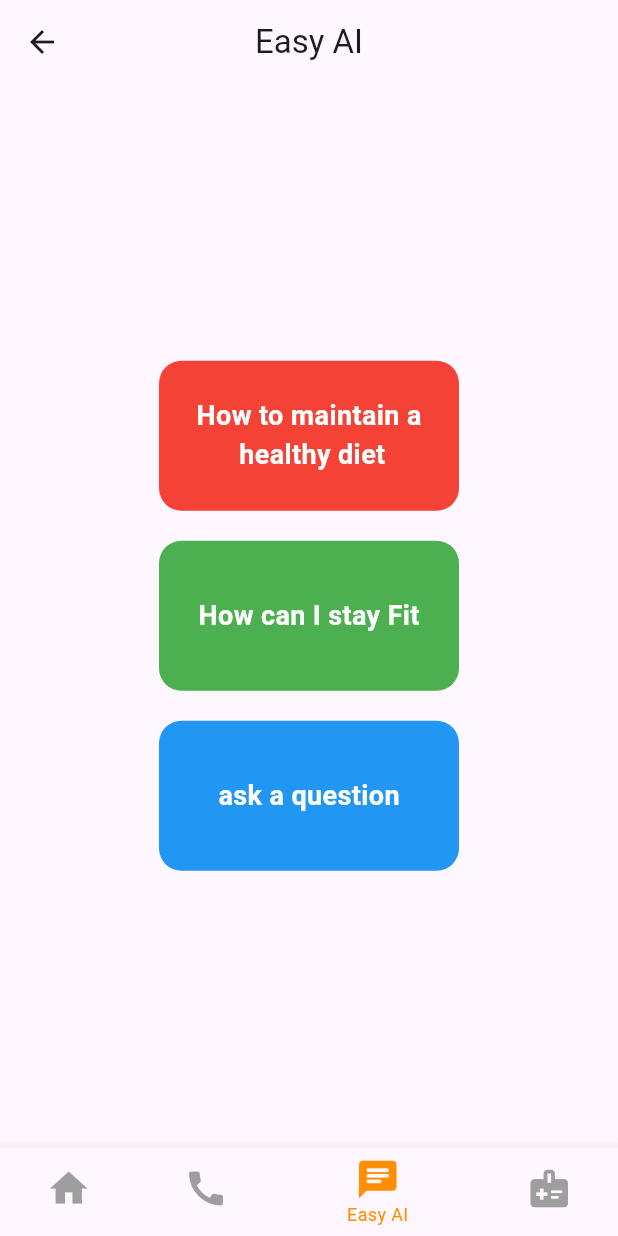
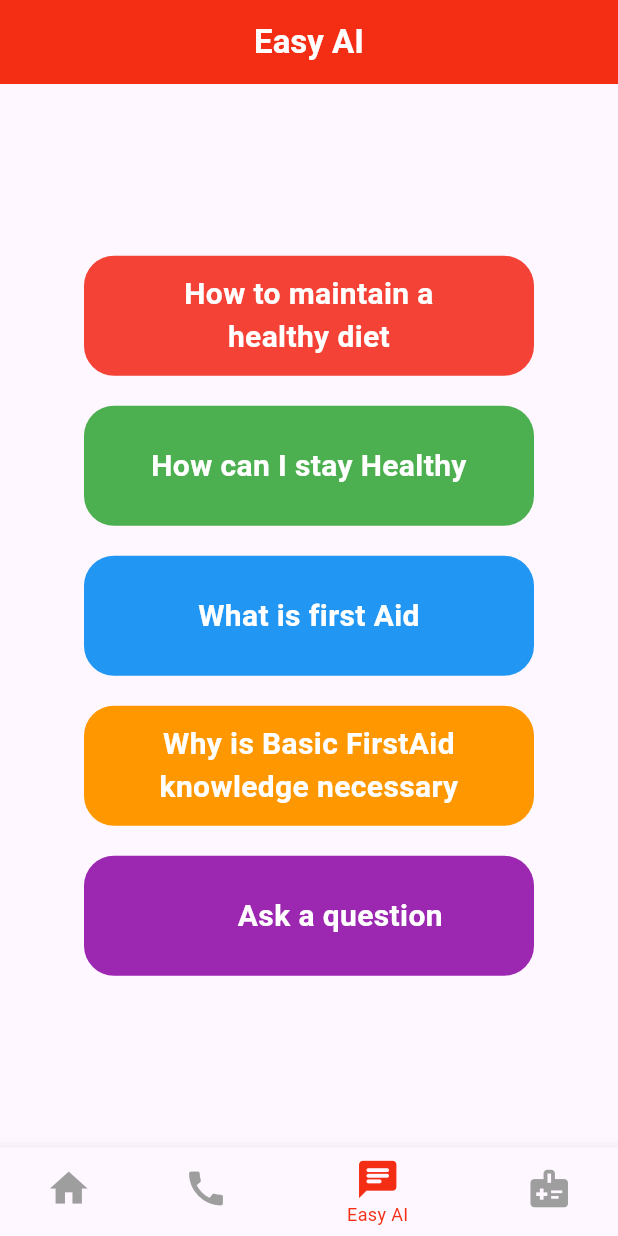
Before and after one commit to Alpha-Bravo-Draco/Easy-First-Aid, a Flutter app: the GeminiApp screen opened by its route, on a phone screen of 412 x 824 dp. Run offline on Flutter 3.47's test engine with Material 3 defaults, Android fonts, the phone set to English and light mode, and no system bars; drawn by our look-alikes of showcaseview; our stand-ins replace dash_chat_2, firebase_auth, firebase_core, flutter_gemini, get, permission_handler and 2 more; accounts and stored records are empty; network calls fail.

```diff
--- a/lib/components/bottomnavbar.dart
+++ b/lib/components/bottomnavbar.dart
@@ -45,7 +45,7 @@ class _BottomNavBarState extends State<BottomNavBar> {
         ),
       ],
       currentIndex: widget.currentIndex,
-      selectedItemColor: Colors.amber[800],
+      selectedItemColor: Color.fromARGB(255, 244, 46, 20),
       unselectedItemColor: Colors.grey,
       iconSize: 30.0, // Adjust icon size
       selectedFontSize: 12.0, // Adjust label font size
--- /dev/null
+++ b/lib/controllers/geminiController.dart
@@ -0,0 +1,89 @@
+import 'package:flutter_gemini/flutter_gemini.dart'; // Import Gemini SDK for AI interactions.
+import 'package:get/get.dart'; // Import GetX package for state management.
+import 'package:dash_chat_2/dash_chat_2.dart'; // Import DashChat package for chat functionality.
+
+class GeminiChatController extends GetxController {
+  final Gemini gemini = Gemini.instance; // Create an instance of the Gemini AI.
+  var messages = <ChatMessage>[].obs; // Observable list of chat messages.
+
+  ChatUser currentUser = ChatUser(
+      id: '0', firstName: 'noman', lastName: 'butt'); // Current user details.
+  ChatUser geminiUser = ChatUser(
+      id: '1', firstName: 'Easy', lastName: 'AI'); // Gemini AI user details.
+
+  // List of health-related keywords for filtering valid questions.
+  final List<String> healthKeywords = [
+    // General Health
+    "health", "wellness", "fitness", "nutrition", "diet", "hygiene", "exercise",
+    "mental health", "stress", "hydration", "vitamins", "immunity",
+    // First Aid
+    "first aid", "CPR", "resuscitation", "breathing", "emergency", "wound care",
+    "triage", "survival", "life support",
+    // Injuries and Wounds
+    "injury", "wound", "bleeding", "fracture", "sprain", "strain", "bruise",
+    "burn", "cut", "laceration", "puncture", "broken bone", "dislocation",
+    "abrasion",
+    // Medical Conditions
+    "asthma", "allergy", "anaphylaxis", "diabetes", "hypertension", "stroke",
+    "heart attack", "seizure", "shock", "unconscious", "fainting", "choking",
+    "concussion", "hypothermia", "heatstroke", "dehydration", "hyperthermia",
+    "poisoning", "overdose", "infection",
+    // Specific Body Parts
+    "head injury", "eye injury", "back injury", "chest pain", "abdominal pain",
+    "leg injury", "arm injury", "foot injury", "hand injury",
+    // Treatment Methods
+    "bandage", "splint", "tourniquet", "ice pack", "defibrillator",
+    "pain relief", "antiseptic", "dressing", "compress", "stitches", "ointment",
+    "splinting", "immobilization", "gauze", "disinfectant",
+    // Common Illnesses
+    "fever", "cold", "flu", "cough", "headache", "stomach ache", "dizziness",
+    "nausea", "vomiting", "diarrhea", "ear infection", "sore throat",
+    // Respiratory Issues
+    "shortness of breath", "asthma attack", "breathing difficulties",
+    "hyperventilation", "airway obstruction", "respiratory distress",
+    // Cardiac Emergencies
+    "cardiac arrest", "heart failure", "arrhythmia", "palpitations",
+    "chest compression", "defibrillation", "angina", "coronary artery disease",
+    // Other Emergencies
+    "drowning", "electric shock", "chemical burn", "toxic exposure", "bite",
+    "sting", "snakebite", "spider bite", "allergic reaction", "food poisoning"
+  ];
+
+  // Method to check if a question is health-related.
+  bool isHealthRelated(String question) {
+    return healthKeywords.any(
+        (keyword) => question.toLowerCase().contains(keyword.toLowerCase()));
+  }
+
+  // Method to handle sending messages.
+  void sendMessage(ChatMessage chatMessage) {
+    messages.insert(0, chatMessage); // Add the user's message to the chat.
+    String question = chatMessage.text;
+
+    // Check if the message is related to health or first aid.
+    if (isHealthRelated(question)) {
+      // If valid, use Gemini to generate AI content for the question.
+      gemini.streamGenerateContent(question).listen((event) {
+        String response = event.content?.parts?.fold(
+                " ", (previous, current) => '$previous ${current.text}') ??
+            " "; // Process the AI's response.
+
+        addGeminiMessage(response); // Add the AI's response to the chat.
+      });
+    } else {
+      // If the message is not health-related, send a warning message.
+      addGeminiMessage(
+          "Please ask only health or first-aid-related questions. Thanks!");
+    }
+  }
+
+  // Method to add Gemini AI's response to the chat.
+  void addGeminiMessage(String response) {
+    ChatMessage message = ChatMessage(
+      user: geminiUser, // Message is from the AI.
+      createdAt: DateTime.now(), // Current timestamp.
+      text: response, // AI's response text.
+    );
+    messages.insert(0, message); // Add the AI's message to the chat.
+  }
+}
--- a/lib/screens/ai_Assistant.dart
+++ b/lib/screens/ai_Assistant.dart
@@ -1,9 +1,8 @@
-import 'package:dash_chat_2/dash_chat_2.dart';
-import 'package:easy_first_aid/components/bottomnavbar.dart';
-import 'package:flutter/material.dart';
-import 'package:flutter_gemini/flutter_gemini.dart';
-import 'package:shared_preferences/shared_preferences.dart';
-import 'package:showcaseview/showcaseview.dart';
+import 'package:dash_chat_2/dash_chat_2.dart'; // Import for chat UI.
+import 'package:easy_first_aid/components/bottomnavbar.dart'; // Import for custom bottom navigation bar.
+import 'package:easy_first_aid/controllers/geminiController.dart'; // Import for chat controller.
+import 'package:flutter/material.dart'; // Flutter material design components.
+import 'package:get/get.dart'; // GetX for state management.
 
 class GeminiApp extends StatefulWidget {
   const GeminiApp({super.key});
@@ -13,187 +12,170 @@ class GeminiApp extends StatefulWidget {
 }
 
 class _GeminiAppState extends State<GeminiApp> {
-  int _selectedIndex = 2;
-  bool _showChatUI = false; // State to track whether chat UI should appear
-  final GlobalKey _aiKey = GlobalKey();
+  final GeminiChatController chatController =
+      Get.put(GeminiChatController()); // Initialize chat controller.
+  int _selectedIndex = 2; // Initial selected index for the bottom navigation.
+  bool _showChatUI =
+      false; // To toggle between chat UI and animated containers.
 
-  @override
-  void initState() {
-    super.initState();
-    _initializeFunction();
+  // Method to handle tapping on the bottom navigation bar items.
+  void _onItemTapped(int index) {
+    setState(() {
+      _selectedIndex = index; // Update selected index when a tab is clicked.
+    });
   }
 
-  Future<void> _initializeFunction() async {
-    print("Initializing the app...");
-    await _checkFirstTimeUser();
-  }
+  // Method to show a confirmation dialog before deleting the chat.
+  Future<void> _showDeleteConfirmationDialog() async {
+    bool? confirmed = await showDialog<bool>(
+      context: context,
+      builder: (context) => AlertDialog(
+        title: const Text('Delete Chat'),
+        content: const Text('Are you sure you want to delete the chat?'),
+        actions: [
+          TextButton(
+            onPressed: () =>
+                Navigator.of(context).pop(false), // User pressed 'No'.
+            child: const Text('No'),
+          ),
+          TextButton(
+            onPressed: () =>
+                Navigator.of(context).pop(true), // User pressed 'Yes'.
+            child: const Text('Yes'),
+          ),
+        ],
+      ),
+    );
 
-  Future<void> _checkFirstTimeUser() async {
-    print("Checking if user is a first-time user...");
-
-    SharedPreferences prefs = await SharedPreferences.getInstance();
-    bool? isFirstTime = prefs.getBool('isFirstTimeShowcase');
-
-    // Null safety: If the value is not present, assume it's the first time
-    if (isFirstTime == null || isFirstTime == true) {
-      print("First time user. Showing showcase...");
-
-      WidgetsBinding.instance.addPostFrameCallback((_) {
-        Future.delayed(const Duration(seconds: 1), () {
-          if (mounted) {
-            ShowCaseWidget.of(context).startShowCase([_aiKey]);
-          }
-        });
-      });
-
-      // Ensure `SharedPreferences` is updated correctly
-      await prefs.setBool('isFirstTimeShowcase', false);
-      print("SharedPreferences updated: First time flag set to false.");
-    } else {
-      print("User has already seen the showcase.");
+    if (confirmed == true) {
+      _clearChat(); // If user confirms, clear the chat.
     }
   }
 
-  void _onItemTapped(int index) {
+  // Method to clear the chat and reset the UI to show animated containers.
+  void _clearChat() {
+    chatController.messages.clear(); // Clear all chat messages.
     setState(() {
-      _selectedIndex = index;
+      _showChatUI = false; // Show the animated containers again.
     });
   }
 
-  final Gemini gemini = Gemini.instance;
-  List<ChatMessage> messages = [];
-
-  ChatUser currentUser =
-      ChatUser(id: '0', firstName: 'noman', lastName: 'butt');
-  ChatUser geminiUser = ChatUser(id: '1', firstName: 'Easy', lastName: 'AI');
-
   @override
   Widget build(BuildContext context) {
-    print("App is building...");
     return Scaffold(
       appBar: AppBar(
-        title: const Text('Easy AI'),
-        centerTitle: true,
+        backgroundColor:
+            Color.fromARGB(255, 244, 46, 20), // AppBar background color.
+        automaticallyImplyLeading: false, // Disable back arrow in the app bar.
+        title: const Text(
+          'Easy AI', // Title text of the app.
+          style: TextStyle(color: Colors.white, fontWeight: FontWeight.bold),
         ),
-      body: _showChatUI || messages.isNotEmpty
-          ? _buildChatUI()
-          : _buildAnimatedContainers(),
+        centerTitle: true, // Center the title.
+        actions: [
+          if (chatController.messages
+              .isNotEmpty) // Show delete button only if there are messages.
+            IconButton(
+              icon: const Icon(
+                Icons.delete,
+                color: Colors.white, // Delete button color.
+              ),
+              onPressed:
+                  _showDeleteConfirmationDialog, // Trigger confirmation dialog on delete button press.
+            ),
+        ],
+      ),
+      // Use Obx to listen to changes in the chat messages or UI visibility.
+      body: Obx(() => _showChatUI || chatController.messages.isNotEmpty
+          ? _buildChatUI() // Show chat UI if there are messages or the chat UI is enabled.
+          : _buildAnimatedContainers()), // Show animated containers if there are no messages.
       bottomNavigationBar: BottomNavBar(
-        currentIndex: _selectedIndex,
-        onTap: _onItemTapped,
+        currentIndex:
+            _selectedIndex, // Pass the current index to the custom bottom navigation bar.
+        onTap: _onItemTapped, // Handle navigation bar item taps.
       ),
     );
   }
 
+  // Method to build animated containers as the default UI.
   Widget _buildAnimatedContainers() {
-    return Showcase(
-      description: "Click on any button to chat with Easy AI",
-      key: _aiKey,
-      child: Center(
+    return Center(
       child: Column(
         mainAxisAlignment: MainAxisAlignment.center,
         children: [
+          _buildAnimatedContainer(Colors.red,
+              "How to maintain a\nhealthy diet"), // First container.
+          const SizedBox(height: 20), // Space between containers.
           _buildAnimatedContainer(
-                Colors.red, "How to maintain a\n      healthy diet"),
-            SizedBox(height: 20),
-            _buildAnimatedContainer(Colors.green, "How can I stay Fit"),
-            SizedBox(height: 20),
-            _buildAnimatedContainer(Colors.blue, "ask a question"),
+              Colors.green, "How can I stay Healthy"), // Second container.
+          const SizedBox(height: 20),
+          _buildAnimatedContainer(
+              Colors.blue, "What is first Aid"), // Third container.
+          const SizedBox(height: 20),
+          _buildAnimatedContainer(Colors.orange,
+              "Why is Basic FirstAid knowledge necessary "), // Fourth container.
+          const SizedBox(height: 20),
+          GestureDetector(
+            onTap: () => setState(() {
+              _showChatUI =
+                  true; // Show the chat UI when "Ask a question" is tapped.
+            }),
+            child: _buildAnimatedContainer(
+                Colors.purple, "        Ask a question"), // Fifth container.
+          ),
         ],
-        ),
       ),
     );
   }
 
+  // Helper method to build individual animated containers with different colors and text.
   Widget _buildAnimatedContainer(Color color, String text) {
     return GestureDetector(
       onTap: () {
-        _sendMessageFromContainer(
-            text); // Send the container's text as a message
+        if (text != "        Ask a question") {
+          chatController.sendMessage(ChatMessage(
+              user: chatController.currentUser,
+              text: text,
+              createdAt:
+                  DateTime.now())); // Send the container text as a message.
+        } else {
           setState(() {
-          _showChatUI = true; // Show chat UI when container is tapped
+            _showChatUI = true; // Show the chat UI for input.
           });
+        }
       },
       child: AnimatedContainer(
-        duration: Duration(seconds: 2),
-        curve: Curves.easeInOut,
-        height: 100,
-        width: 200,
+        duration: const Duration(seconds: 2), // Animation duration.
+        height: 80, // Container height.
+        width: 300, // Container width.
         decoration: BoxDecoration(
-          color: color,
-          borderRadius: BorderRadius.circular(15),
+          color: color, // Container background color.
+          borderRadius: BorderRadius.circular(20), // Rounded corners.
         ),
         child: Center(
-          child: Text(
-            text,
-            style: TextStyle(
-              fontSize: 18,
+          child: Padding(
+            padding: const EdgeInsets.all(8.0),
+            child: Text(text, // Display the provided text inside the container.
+                style: const TextStyle(
                   color: Colors.white,
+                  fontSize: 20,
                   fontWeight: FontWeight.bold,
                 ),
+                textAlign: TextAlign.center),
           ),
         ),
       ),
     );
   }
 
+  // Method to build the chat UI with DashChat.
   Widget _buildChatUI() {
     return DashChat(
-      currentUser: currentUser,
-      onSend: _sendMessage,
-      messages: messages,
+      currentUser:
+          chatController.currentUser, // Set the current user for the chat.
+      onSend: chatController.sendMessage, // Handle sending messages.
+      messages:
+          chatController.messages, // Pass the observable chat messages list.
     );
   }
-
-  // Method to send a message when the container is clicked
-  void _sendMessageFromContainer(String text) {
-    if (text.toLowerCase() == 'ask a question') {
-      // Do nothing if the text is 'Ask a question'
-      return;
 }
-
-    // Otherwise, proceed to send the message
-    ChatMessage chatMessage = ChatMessage(
-      user: currentUser,
-      text: text,
-      createdAt: DateTime.now(),
-    );
-
-    _sendMessage(chatMessage);
-  }
-
-  // Method to handle message sending to the AI
-  void _sendMessage(ChatMessage chatMessage) {
-    setState(() {
-      messages = [chatMessage, ...messages];
-    });
-
-    try {
-      String question = chatMessage.text;
-      gemini.streamGenerateContent(question).listen((event) {
-        ChatMessage? lastMessage = messages.firstOrNull;
-        if (lastMessage != null && lastMessage.user == geminiUser) {
-          lastMessage = messages.removeAt(0);
-          String response = event.content?.parts?.fold(
-                  " ", (previous, current) => '$previous ${current.text}') ??
-              " ";
-          lastMessage.text += response;
-          setState(() {
-            messages = [lastMessage!, ...messages];
-          });
-        } else {
-          String response = event.content?.parts?.fold(
-                  " ", (previous, current) => '$previous ${current.text}') ??
-              " ";
-          ChatMessage message = ChatMessage(
-              user: geminiUser, createdAt: DateTime.now(), text: response);
-          setState(() {
-            messages = [message, ...messages];
-          });
-        }
-      });
-    } catch (e) {
-      print("Error-------------------${e.toString()}");
-    }
-  }
-}
--- a/lib/screens/homescreen.dart
+++ b/lib/screens/homescreen.dart
@@ -388,7 +388,7 @@ class _ImagesState extends State<Images> {
     if (isFirstTime) {
       // If it's the first time, start the showcase and set the flag to false
       WidgetsBinding.instance.addPostFrameCallback((_) {
-        Future.delayed(const Duration(seconds: 10), () {
+        Future.delayed(const Duration(seconds: 9), () {
           ShowCaseWidget.of(context).startShowCase([_globalKey2]);
         });
       });
--- a/lib/screens/startScreen.dart
+++ b/lib/screens/startScreen.dart
@@ -71,7 +71,7 @@ class _StartscreenState extends State<Startscreen> {
                           Icons.arrow_forward_ios_rounded,
                           color: Colors.grey,
                         ),
-                        activeColor: const Color.fromARGB(255, 200, 17, 17),
+                        activeColor: Color.fromARGB(255, 244, 46, 20),
                         isFinished: isFinished,
                         onWaitingProcess: () {
                           Future.delayed(const Duration(seconds: 2), () {
```
Lines whose indentation alone changed are shown as unchanged.
